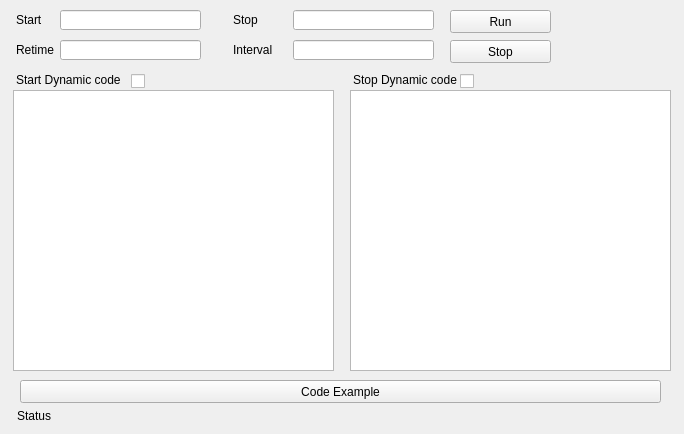
Old version of the form ui_keyactionwidget.ui in the repository shuoGG1239/keyaction.
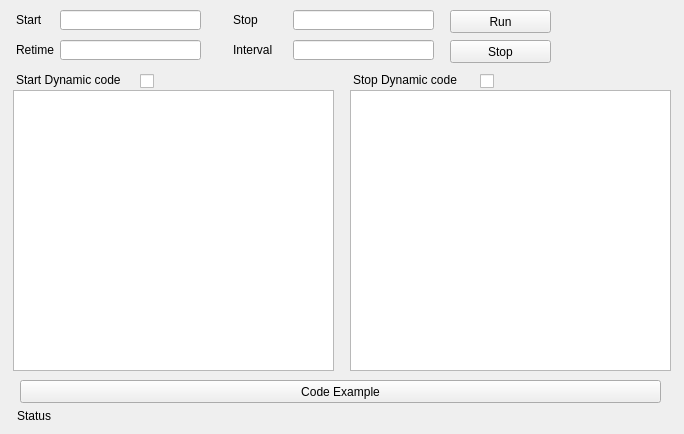
New version of the form.

Diff of the .ui file:
```diff
--- a/ui_keyactionwidget.ui
+++ b/ui_keyactionwidget.ui
@@ -120,7 +120,7 @@
     <rect>
      <x>16</x>
      <y>70</y>
-     <width>111</width>
+     <width>121</width>
      <height>20</height>
     </rect>
    </property>
@@ -133,7 +133,7 @@
     <rect>
      <x>353</x>
      <y>70</y>
-     <width>111</width>
+     <width>121</width>
      <height>20</height>
     </rect>
    </property>
@@ -193,7 +193,7 @@
   <widget class="QCheckBox" name="checkBoxCodeStart">
    <property name="geometry">
     <rect>
-     <x>131</x>
+     <x>140</x>
      <y>73</y>
      <width>21</width>
      <height>16</height>
@@ -206,7 +206,7 @@
   <widget class="QCheckBox" name="checkBoxCodeStop">
    <property name="geometry">
     <rect>
-     <x>460</x>
+     <x>480</x>
      <y>73</y>
      <width>21</width>
      <height>16</height>
```
